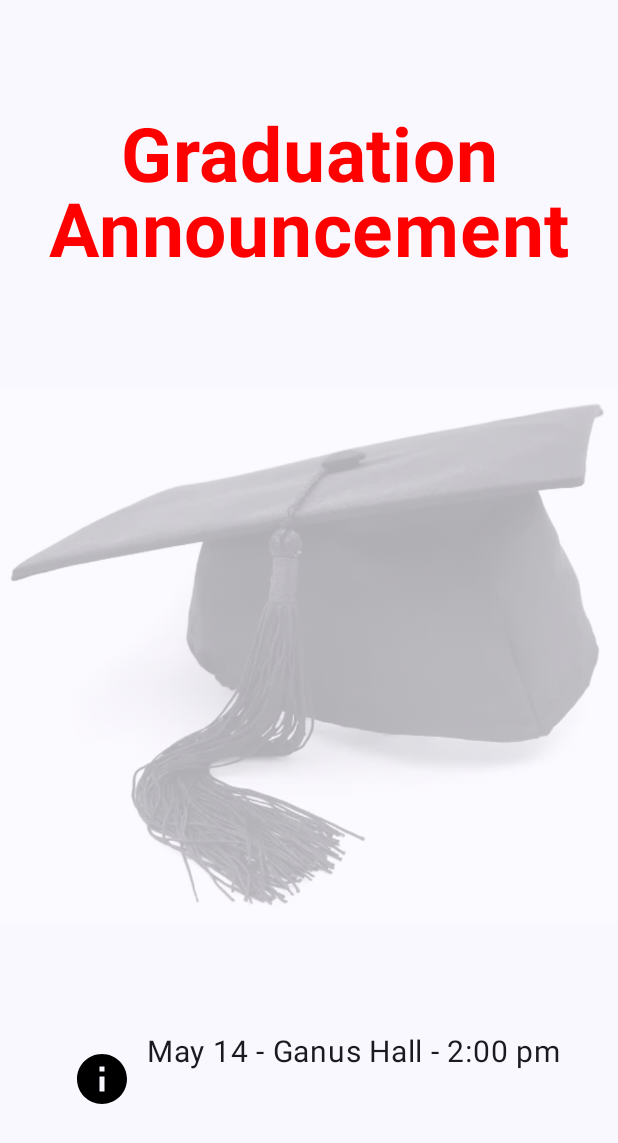
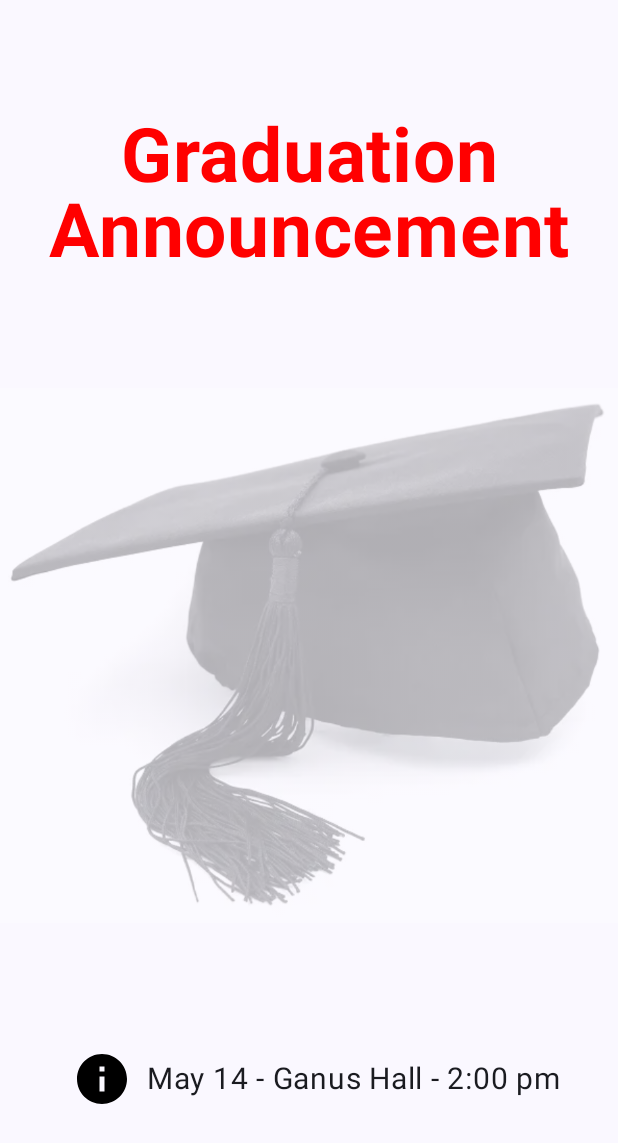
Before and after one commit to munozAndrew/CSC436, an Android app built with Jetpack Compose: the screen it shows after launch (MainActivity), on a phone screen of 412 x 824 dp. Shown: the top 1143 px of the screen. Run offline under Robolectric (Android 15) with nearby library versions, the phone set to English and light mode, and no system bars.

Commit message:
info section completed, rsvp button in progress

```diff
--- a/app/src/main/java/com/zybooks/graduationrsvp/MainActivity.kt
+++ b/app/src/main/java/com/zybooks/graduationrsvp/MainActivity.kt
@@ -13,6 +13,7 @@ import androidx.compose.foundation.layout.padding
 import androidx.compose.foundation.layout.size
 import androidx.compose.material.icons.Icons
 import androidx.compose.material.icons.filled.Info
+import androidx.compose.material3.CenterAlignedTopAppBar
 import androidx.compose.material3.Icon
 import androidx.compose.material3.MaterialTheme
 import androidx.compose.material3.Surface
@@ -67,14 +68,12 @@ fun GradScreen(modifier: Modifier = Modifier) {
             contentDescription = "Graduation cap",
             alpha = 0.3f
         )
-        Row {
+        Row (verticalAlignment = Alignment.CenterVertically) {
             Icon(
                 imageVector = Icons.Filled.Info,
                 contentDescription = "Info",
                 tint = Color.Black,
                 modifier = Modifier.padding(10.dp).size(40.dp)
-
-
             )
             Text(
                 text = stringResource(R.string.info), fontSize = 20.sp
```
